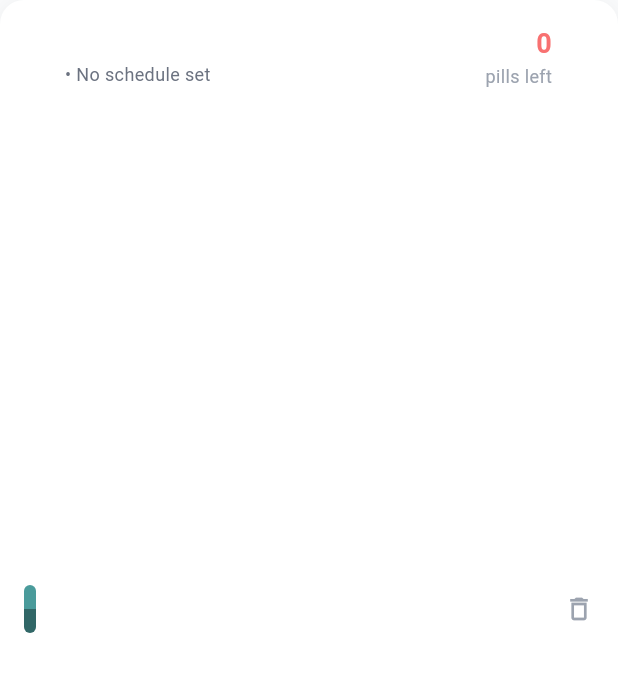
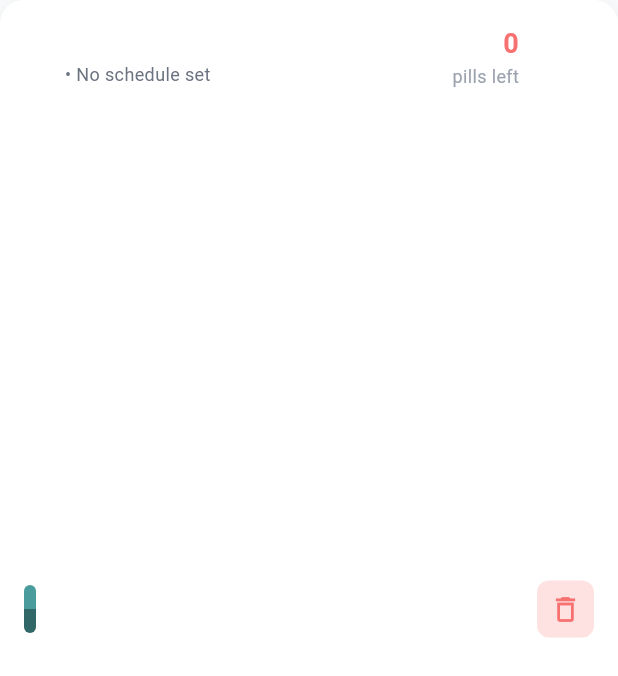
Before and after one commit to shoeb-gg/pill-reminder, a Flutter app: the _MedicationListItem widget shown alone on an empty page, opened directly with empty values, on a phone screen of 412 x 824 dp. Shown: the top 676 px of the screen. Run offline on Flutter 3.47's test engine with Material 3 defaults, Android fonts, the phone set to English and light mode, and no system bars; our stand-ins replace flutter_local_notifications, flutter_riverpod, flutter_timezone, hive, hive_flutter, timezone; accounts and stored records are empty.

Commit message:
Fix notification timezone, duplicate logs, and update reminder intervals
- Fix timezone bug: use millisecondsSinceEpoch instead of ISO8601 string
- Fix duplicate dose logs: find and update existing pending log
- Fix notification not dismissing on Take/Skip action
- Change reminder intervals to every 15 min for 3 hours (12 notifications)
- Style delete button with red background in medication list
- Show actionTime for skipped status in history
- Update CLAUDE.md documentation

🤖 Generated with [Claude Code](https://claude.com/claude-code)

Co-Authored-By: Claude Opus 4.5 <noreply@anthropic.com>

```diff
--- a/pill_reminder_app/lib/screens/history_screen.dart
+++ b/pill_reminder_app/lib/screens/history_screen.dart
@@ -274,7 +274,7 @@ class _HistoryItem extends StatelessWidget {
         statusIcon = Icons.check;
         break;
       case DoseStatus.skipped:
-        statusText = 'Skipped at ${timeFormat.format(doseLog.scheduledTime)}';
+        statusText = 'Skipped at ${timeFormat.format(doseLog.actionTime ?? doseLog.scheduledTime)}';
         statusColor = AppColors.warning;
         statusBgColor = AppColors.warningLight;
         statusIcon = Icons.remove;
--- a/pill_reminder_app/lib/screens/medication_list_screen.dart
+++ b/pill_reminder_app/lib/screens/medication_list_screen.dart
@@ -231,13 +231,20 @@ class _MedicationListItem extends StatelessWidget {
                 ),
               ],
             ),
-            const SizedBox(width: 8),
+            const SizedBox(width: 12),
             GestureDetector(
               onTap: onDelete,
-              child: const Icon(
-                Icons.delete_outline,
-                color: AppColors.textMuted,
-                size: 20,
+              child: Container(
+                padding: const EdgeInsets.all(8),
+                decoration: BoxDecoration(
+                  color: AppColors.dangerLight,
+                  borderRadius: BorderRadius.circular(8),
+                ),
+                child: const Icon(
+                  Icons.delete_outline,
+                  color: AppColors.danger,
+                  size: 22,
+                ),
               ),
             ),
           ],
```
Also changed, not shown: pill_reminder_app/lib/main.dart (+29 -9 lines), pill_reminder_app/lib/services/notification_service.dart (+32 -11 lines), 1 other file.
